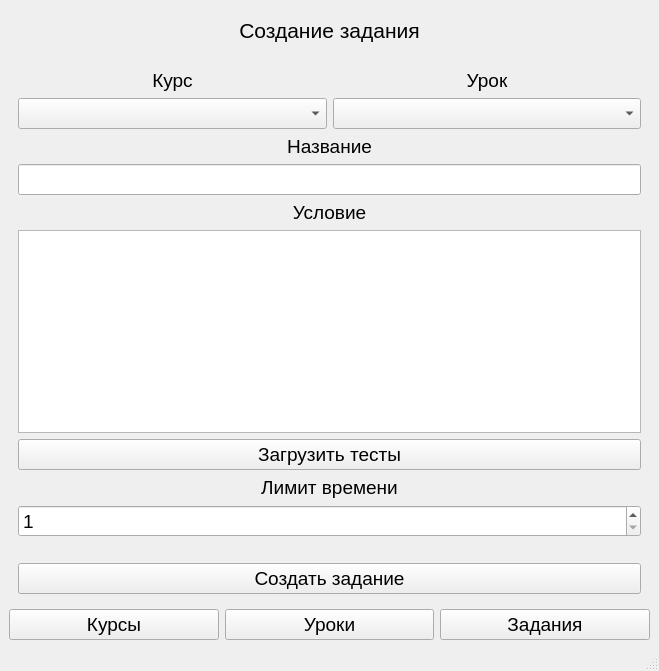
This is ui/admin_main_window.ui in artmexbet/DesktopContest as Qt 5 draws it before an edit. The edited form follows.
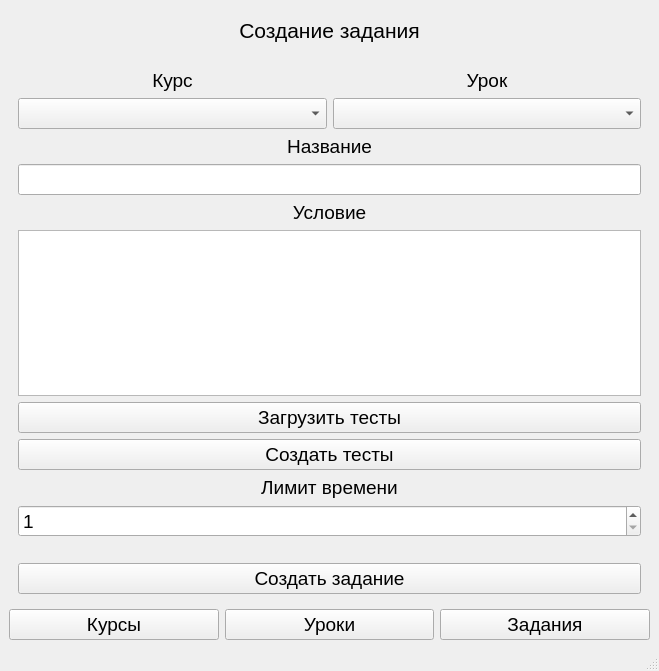
This is the edited form.

What changed in the file:
```diff
--- a/ui/admin_main_window.ui
+++ b/ui/admin_main_window.ui
@@ -514,6 +514,18 @@
             </property>
            </widget>
           </item>
+          <item>
+           <widget class="QPushButton" name="create_tests">
+            <property name="font">
+             <font>
+              <pointsize>14</pointsize>
+             </font>
+            </property>
+            <property name="text">
+             <string>Создать тесты</string>
+            </property>
+           </widget>
+          </item>
           <item>
            <widget class="QLabel" name="label_17">
             <property name="font">
```
